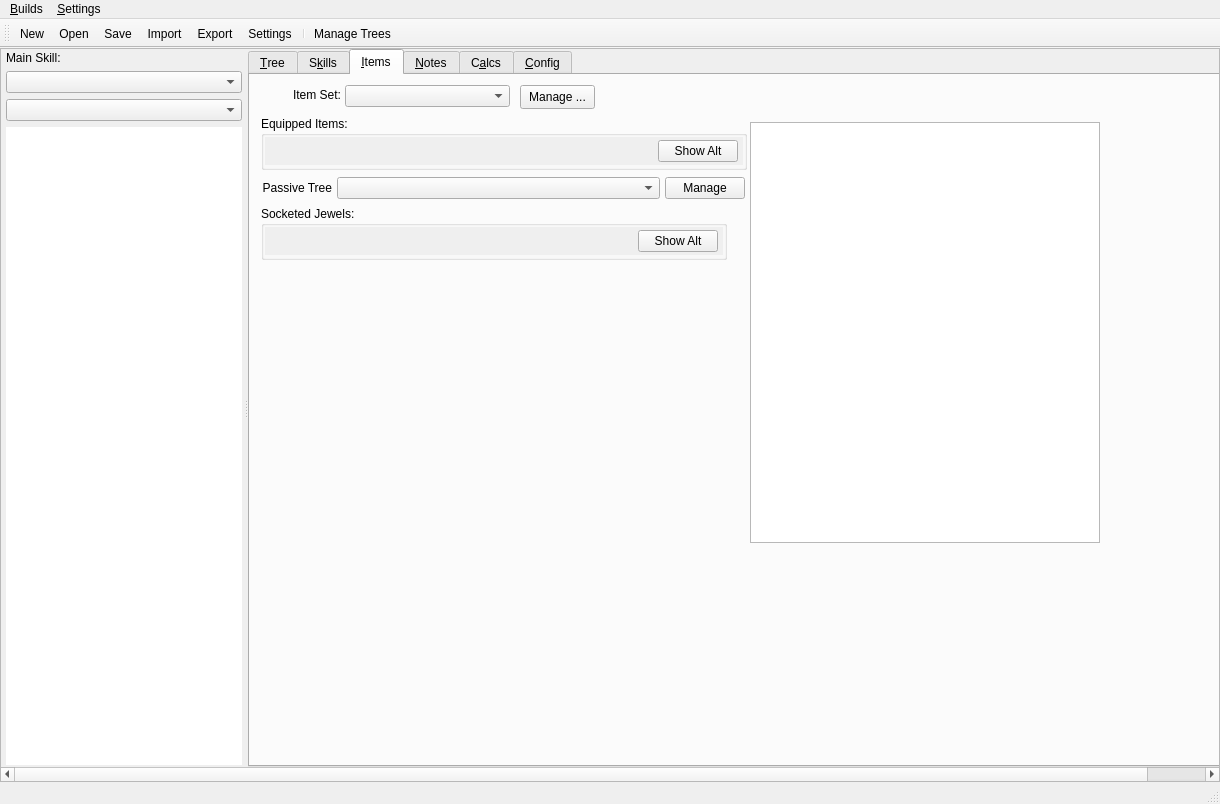
Above: Assets/PoB_Main_Window.ui from PathOfBuildingCommunity/PathOfBuilding-Python before the change. Below: the same form after it.
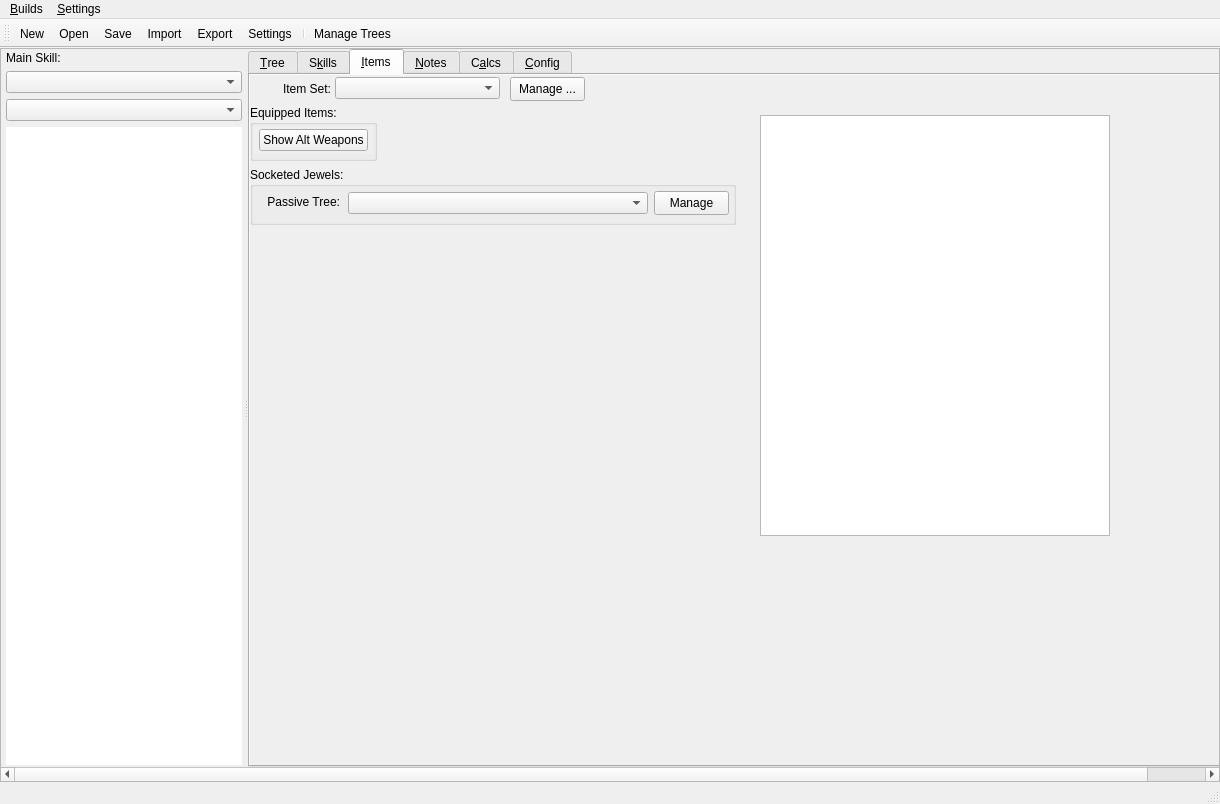
That is the form after the change. Icons and pictures are not drawn.

Commit message: Further work on Items tab. Populating the left hand combos

What changed in the file:
```diff
--- a/Assets/PoB_Main_Window.ui
+++ b/Assets/PoB_Main_Window.ui
@@ -1058,24 +1058,50 @@
                <property name="frameShadow">
                 <enum>QFrame::Raised</enum>
                </property>
-               <widget class="QPushButton" name="btn_ItemManage">
+               <layout class="QVBoxLayout" name="verticalLayout">
+                <property name="spacing">
+                 <number>0</number>
+                </property>
+                <property name="leftMargin">
+                 <number>0</number>
+                </property>
+                <property name="topMargin">
+                 <number>0</number>
+                </property>
+                <property name="rightMargin">
+                 <number>0</number>
+                </property>
+                <property name="bottomMargin">
+                 <number>0</number>
+                </property>
+                <item>
+                 <widget class="QScrollArea" name="scrollArea_Items">
+                  <property name="frameShape">
+                   <enum>QFrame::NoFrame</enum>
+                  </property>
+                  <property name="widgetResizable">
+                   <bool>true</bool>
+                  </property>
+                  <widget class="QWidget" name="scrollAreaWidgetContents_Items">
                 <property name="geometry">
                  <rect>
-                  <x>270</x>
-                  <y>10</y>
-                  <width>75</width>
-                  <height>24</height>
-                 </rect>
-                </property>
-                <property name="text">
-                 <string>Manage ...</string>
-                </property>
-               </widget>
+                     <x>0</x>
+                     <y>0</y>
+                     <width>1009</width>
+                     <height>800</height>
+                    </rect>
+                   </property>
+                   <property name="minimumSize">
+                    <size>
+                     <width>0</width>
+                     <height>800</height>
+                    </size>
+                   </property>
                <widget class="QLabel" name="label_ItemSet">
                 <property name="geometry">
                  <rect>
-                  <x>20</x>
-                  <y>12</y>
+                      <x>10</x>
+                      <y>6</y>
                   <width>71</width>
                   <height>16</height>
                  </rect>
@@ -1093,27 +1119,11 @@
                  <cstring>combo_ItemSet</cstring>
                 </property>
                </widget>
-               <widget class="QComboBox" name="combo_ItemSet">
-                <property name="geometry">
-                 <rect>
-                  <x>95</x>
-                  <y>10</y>
-                  <width>165</width>
-                  <height>22</height>
-                 </rect>
-                </property>
-                <property name="placeholderText">
-                 <string>&lt;empty&gt;</string>
-                </property>
-                <property name="duplicatesEnabled">
-                 <bool>true</bool>
-                </property>
-               </widget>
                <widget class="QListWidget" name="list_Items">
                 <property name="geometry">
                  <rect>
-                  <x>500</x>
-                  <y>47</y>
+                      <x>510</x>
+                      <y>40</y>
                   <width>350</width>
                   <height>421</height>
                  </rect>
@@ -1164,36 +1174,36 @@
                  <bool>true</bool>
                 </property>
                </widget>
-               <widget class="QFrame" name="frame_Items_2">
+                   <widget class="QWidget" name="widget_Items" native="true">
                 <property name="geometry">
                  <rect>
-                  <x>10</x>
-                  <y>40</y>
-                  <width>488</width>
-                  <height>156</height>
-                 </rect>
-                </property>
-                <property name="frameShape">
-                 <enum>QFrame::NoFrame</enum>
-                </property>
-                <property name="frameShadow">
-                 <enum>QFrame::Raised</enum>
-                </property>
-                <layout class="QVBoxLayout" name="verticalLayout">
+                      <x>0</x>
+                      <y>30</y>
+                      <width>480</width>
+                      <height>600</height>
+                     </rect>
+                    </property>
+                    <property name="minimumSize">
+                     <size>
+                      <width>480</width>
+                      <height>0</height>
+                     </size>
+                    </property>
+                    <layout class="QVBoxLayout" name="vlayout_WidgetItems">
                  <property name="sizeConstraint">
                   <enum>QLayout::SetFixedSize</enum>
                  </property>
                  <property name="leftMargin">
-                  <number>1</number>
+                      <number>0</number>
                  </property>
                  <property name="topMargin">
-                  <number>1</number>
+                      <number>0</number>
                  </property>
                  <property name="rightMargin">
-                  <number>1</number>
+                      <number>0</number>
                  </property>
                  <property name="bottomMargin">
-                  <number>1</number>
+                      <number>0</number>
                  </property>
                  <item>
                   <widget class="QGroupBox" name="groupbox_Items">
@@ -1223,14 +1233,17 @@
                      <number>1</number>
                     </property>
                     <property name="bottomMargin">
-                     <number>2</number>
+                         <number>4</number>
                     </property>
                     <item>
                      <widget class="QWidget" name="widget" native="true">
                       <property name="autoFillBackground">
                        <bool>true</bool>
                       </property>
-                      <layout class="QHBoxLayout" name="horizontalLayout">
+                          <layout class="QHBoxLayout" name="horizontalLayout_3" stretch="2,0">
+                           <property name="leftMargin">
+                            <number>5</number>
+                           </property>
                        <property name="topMargin">
                         <number>3</number>
                        </property>
@@ -1247,16 +1260,16 @@
                          </property>
                          <property name="sizeHint" stdset="0">
                           <size>
-                           <width>384</width>
+                               <width>0</width>
                            <height>20</height>
                           </size>
                          </property>
                         </spacer>
                        </item>
                        <item>
-                        <widget class="QPushButton" name="btn_weaponSwap">
+                            <widget class="QPushButton" name="btn_WeaponSwap">
                          <property name="text">
-                          <string>Show Alt</string>
+                              <string>Show Alt Weapons</string>
                          </property>
                          <property name="shortcut">
                           <string>Ctrl+Alt+X</string>
@@ -1272,74 +1285,11 @@
                    </layout>
                   </widget>
                  </item>
-                 <item>
-                  <widget class="QWidget" name="widget_2" native="true">
-                   <layout class="QHBoxLayout" name="horizontalLayout_2" stretch="0,3,0">
-                    <property name="spacing">
-                     <number>5</number>
-                    </property>
-                    <property name="sizeConstraint">
-                     <enum>QLayout::SetFixedSize</enum>
-                    </property>
-                    <property name="leftMargin">
-                     <number>1</number>
-                    </property>
-                    <property name="topMargin">
-                     <number>1</number>
-                    </property>
-                    <property name="rightMargin">
-                     <number>5</number>
-                    </property>
-                    <property name="bottomMargin">
-                     <number>1</number>
-                    </property>
-                    <item>
-                     <widget class="QLabel" name="label_PassiveTree">
-                      <property name="text">
-                       <string>Passive Tree</string>
-                      </property>
-                      <property name="alignment">
-                       <set>Qt::AlignRight|Qt::AlignTrailing|Qt::AlignVCenter</set>
-                      </property>
-                     </widget>
-                    </item>
-                    <item>
-                     <widget class="QComboBox" name="combo_ItemsManageTree">
-                      <property name="minimumSize">
-                       <size>
-                        <width>323</width>
-                        <height>0</height>
-                       </size>
-                      </property>
-                      <property name="maximumSize">
-                       <size>
-                        <width>323</width>
-                        <height>16777215</height>
-                       </size>
-                      </property>
-                     </widget>
-                    </item>
-                    <item>
-                     <widget class="QPushButton" name="btn_ItemsManageTree">
-                      <property name="text">
-                       <string>Manage</string>
-                      </property>
-                      <property name="shortcut">
-                       <string>Ctrl+Alt+X</string>
-                      </property>
-                      <property name="checkable">
-                       <bool>true</bool>
-                      </property>
-                     </widget>
-                    </item>
-                   </layout>
-                  </widget>
-                 </item>
                  <item>
                   <widget class="QGroupBox" name="groupbox_SocketedJewels">
                    <property name="minimumSize">
                     <size>
-                     <width>345</width>
+                         <width>0</width>
                      <height>0</height>
                     </size>
                    </property>
@@ -1363,40 +1313,86 @@
                      <number>1</number>
                     </property>
                     <property name="bottomMargin">
-                     <number>2</number>
+                         <number>4</number>
                     </property>
                     <item>
-                     <widget class="QWidget" name="widget_3" native="true">
-                      <property name="autoFillBackground">
-                       <bool>true</bool>
-                      </property>
-                      <layout class="QHBoxLayout" name="horizontalLayout_3">
-                       <property name="topMargin">
-                        <number>3</number>
-                       </property>
-                       <property name="rightMargin">
-                        <number>5</number>
-                       </property>
-                       <property name="bottomMargin">
-                        <number>3</number>
-                       </property>
-                       <item>
-                        <spacer name="horizontalSpacer_2">
-                         <property name="orientation">
-                          <enum>Qt::Horizontal</enum>
-                         </property>
-                         <property name="sizeHint" stdset="0">
-                          <size>
-                           <width>364</width>
+                         <widget class="QWidget" name="widget_ItemsManageTree" native="true">
+                          <property name="minimumSize">
+                           <size>
+                            <width>478</width>
+                            <height>30</height>
+                           </size>
+                          </property>
+                          <property name="maximumSize">
+                           <size>
+                            <width>480</width>
+                            <height>16777215</height>
+                           </size>
+                          </property>
+                          <property name="whatsThis">
+                           <string>Needs minSize as there is no layout</string>
+                          </property>
+                          <widget class="QLabel" name="label_ItemsPassiveTree">
+                           <property name="geometry">
+                            <rect>
+                             <x>5</x>
+                             <y>4</y>
+                             <width>81</width>
                            <height>20</height>
-                          </size>
-                         </property>
-                        </spacer>
-                       </item>
-                       <item>
-                        <widget class="QPushButton" name="btn_weaponSwap_3">
+                            </rect>
+                           </property>
+                           <property name="maximumSize">
+                            <size>
+                             <width>85</width>
+                             <height>16777215</height>
+                            </size>
+                           </property>
                          <property name="text">
-                          <string>Show Alt</string>
+                            <string>Passive Tree:</string>
+                           </property>
+                           <property name="alignment">
+                            <set>Qt::AlignRight|Qt::AlignTrailing|Qt::AlignVCenter</set>
+                           </property>
+                          </widget>
+                          <widget class="QComboBox" name="combo_ItemsManageTree">
+                           <property name="geometry">
+                            <rect>
+                             <x>94</x>
+                             <y>4</y>
+                             <width>300</width>
+                             <height>22</height>
+                            </rect>
+                           </property>
+                           <property name="minimumSize">
+                            <size>
+                             <width>0</width>
+                             <height>0</height>
+                            </size>
+                           </property>
+                           <property name="maximumSize">
+                            <size>
+                             <width>16777215</width>
+                             <height>16777215</height>
+                            </size>
+                           </property>
+                          </widget>
+                          <widget class="QPushButton" name="btn_ItemsManageTree">
+                           <property name="geometry">
+                            <rect>
+                             <x>400</x>
+                             <y>3</y>
+                             <width>75</width>
+                             <height>24</height>
+                            </rect>
+                           </property>
+                           <property name="maximumSize">
+                            <size>
+                             <width>75</width>
+                             <height>16777215</height>
+                            </size>
+                           </property>
+                           <property name="text">
+                            <string>Manage</string>
                          </property>
                          <property name="shortcut">
                           <string>Ctrl+Alt+X</string>
@@ -1405,15 +1401,49 @@
                           <bool>true</bool>
                          </property>
                         </widget>
+                         </widget>
                        </item>
                       </layout>
                      </widget>
                     </item>
                    </layout>
                   </widget>
-                 </item>
-                </layout>
-               </widget>
+                   <widget class="QComboBox" name="combo_ItemSet">
+                    <property name="geometry">
+                     <rect>
+                      <x>85</x>
+                      <y>2</y>
+                      <width>165</width>
+                      <height>22</height>
+                     </rect>
+                    </property>
+                    <property name="currentText">
+                     <string notr="true"/>
+                    </property>
+                    <property name="placeholderText">
+                     <string>&lt;empty&gt;</string>
+                    </property>
+                    <property name="duplicatesEnabled">
+                     <bool>true</bool>
+                    </property>
+                   </widget>
+                   <widget class="QPushButton" name="btn_ItemManage">
+                    <property name="geometry">
+                     <rect>
+                      <x>260</x>
+                      <y>2</y>
+                      <width>75</width>
+                      <height>24</height>
+                     </rect>
+                    </property>
+                    <property name="text">
+                     <string>Manage ...</string>
+                    </property>
+                   </widget>
+                  </widget>
+                 </widget>
+                </item>
+               </layout>
               </widget>
              </item>
             </layout>
```
Left out of the diff: 4 changed lines with no effect on the pictures. Lines whose indentation alone changed are shown as unchanged. The commit also changes 9 other files.
